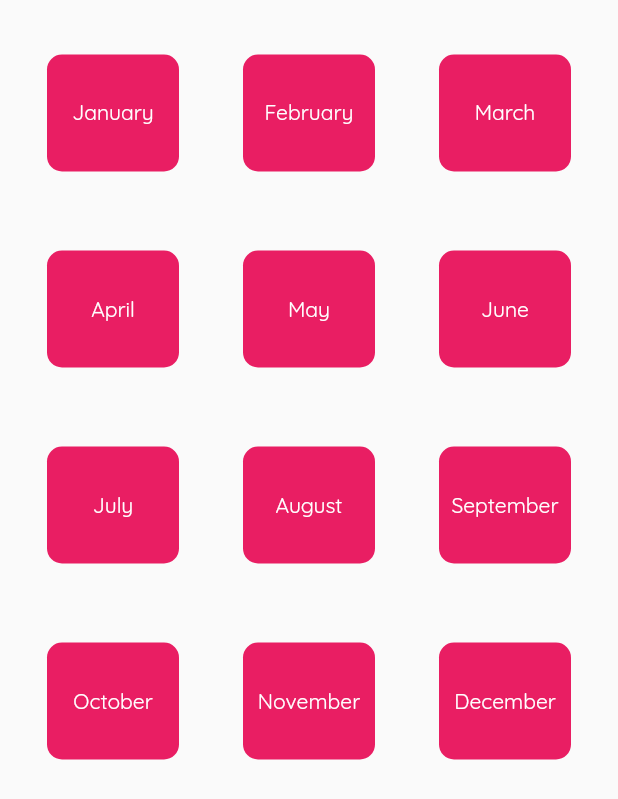
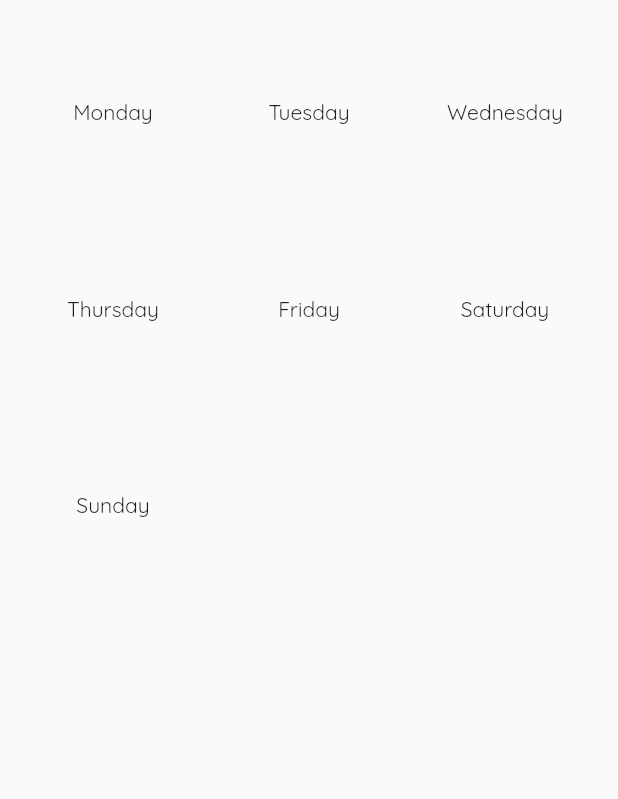
Before and after one commit to GelirGider/gelir_gider, a Flutter app: the MonthList screen opened directly, after a tap on "January", on a phone screen of 412 x 824 dp. Shown: the top 799 px of the screen. Run offline on Flutter 3.47's test engine with Material 2 defaults, Android fonts, the phone set to English and light mode, and no system bars; our stand-ins replace date_time_picker, google_fonts, gradient_app_bar, jiffy, percent_indicator, shared_preferences and 2 more; missing offline and left inert: currency_picker; accounts and stored records are empty.

Commit message:
widgets added for month,year,week

```diff
--- a/lib/widgets/month_list.dart
+++ b/lib/widgets/month_list.dart
@@ -1,7 +1,10 @@
 import 'package:flutter/material.dart';
-
+import 'month_list_item.dart';
 import 'package:provider/provider.dart';
 import 'package:gelir_gider/screens/expenses_list_screen.dart';
+import 'package:gelir_gider/widgets/month_list_item.dart';
+import 'week_list.dart';
+import 'week_list_item.dart';
 
 
 class MonthList extends StatefulWidget {
@@ -9,203 +12,64 @@ class MonthList extends StatefulWidget {
   _MonthListState createState() => _MonthListState();
 }
 
+class _MonthListState extends State<MonthList> {
 
-List iconsMonth = [
-  FlatButton(
-    onPressed: () {},
-    shape: RoundedRectangleBorder(
-      borderRadius: BorderRadius.circular(10),
-    ),
-    padding: const EdgeInsets.symmetric(vertical: 30),
-    color: Colors.pink,
-    child: Text(
+  @override
+  Widget build(BuildContext context) {
+    final monthList = <String>[
       'January',
-      style: TextStyle(
-        color: Colors.white,
-      ),
-    ),
-  ),
-  FlatButton(
-    onPressed: () {},
-    shape: RoundedRectangleBorder(
-      borderRadius: BorderRadius.circular(10),
-    ),
-    padding: const EdgeInsets.symmetric(vertical: 30),
-    color: Colors.pink,
-    child: Text(
       'February',
-      style: TextStyle(
-        color: Colors.white,
-      ),
-    ),
-  ),
-  FlatButton(
-    onPressed: () {},
-    shape: RoundedRectangleBorder(
-      borderRadius: BorderRadius.circular(10),
-    ),
-    padding: const EdgeInsets.symmetric(vertical: 30),
-    color: Colors.pink,
-    child: Text(
       'March',
-      style: TextStyle(
-        color: Colors.white,
-      ),
-    ),
-  ),
-  FlatButton(
-    onPressed: () {},
-    shape: RoundedRectangleBorder(
-      borderRadius: BorderRadius.circular(10),
-    ),
-    padding: const EdgeInsets.symmetric(vertical: 30),
-    color: Colors.pink,
-    child: Text(
       'April',
-      style: TextStyle(
-        color: Colors.white,
-      ),
-    ),
-  ),
-  FlatButton(
-    onPressed: () {},
-    shape: RoundedRectangleBorder(
-      borderRadius: BorderRadius.circular(10),
-    ),
-    padding: const EdgeInsets.symmetric(vertical: 30),
-    color: Colors.pink,
-    child: Text(
       'May',
-      style: TextStyle(
-        color: Colors.white,
-      ),
-    ),
-  ),
-  FlatButton(
-    onPressed: () {},
-    shape: RoundedRectangleBorder(
-      borderRadius: BorderRadius.circular(10),
-    ),
-    padding: const EdgeInsets.symmetric(vertical: 30),
-    color: Colors.pink,
-    child: Text(
       'June',
-      style: TextStyle(
-        color: Colors.white,
-      ),
-    ),
-  ),
-  FlatButton(
-    onPressed: () {},
-    shape: RoundedRectangleBorder(
-      borderRadius: BorderRadius.circular(10),
-    ),
-    padding: const EdgeInsets.symmetric(vertical: 30),
-    color: Colors.pink,
-    child: Text(
       'July',
-      style: TextStyle(
-        color: Colors.white,
-      ),
-    ),
-  ),
-  FlatButton(
-    onPressed: () {},
-    shape: RoundedRectangleBorder(
-      borderRadius: BorderRadius.circular(10),
-    ),
-    padding: const EdgeInsets.symmetric(vertical: 30),
-    color: Colors.pink,
-    child: Text(
       'August',
-      style: TextStyle(
-        color: Colors.white,
-      ),
-    ),
-  ),
-  FlatButton(
-    onPressed: () {},
-    shape: RoundedRectangleBorder(
-      borderRadius: BorderRadius.circular(10),
-    ),
-    padding: const EdgeInsets.symmetric(vertical: 30),
-    color: Colors.pink,
-    child: Text(
       'September',
-      style: TextStyle(
-        color: Colors.white,
-      ),
-    ),
-  ),
-  FlatButton(
-    onPressed: () {},
-    shape: RoundedRectangleBorder(
-      borderRadius: BorderRadius.circular(10),
-    ),
-    padding: const EdgeInsets.symmetric(vertical: 30),
-    color: Colors.pink,
-    child: Text(
       'October',
-      style: TextStyle(
-        color: Colors.white,
-      ),
-    ),
-  ),
-  FlatButton(
-    onPressed: () {},
-    shape: RoundedRectangleBorder(
-      borderRadius: BorderRadius.circular(10),
-    ),
-    padding: const EdgeInsets.symmetric(vertical: 30),
-    color: Colors.pink,
-    child: Text(
       'November',
-      style: TextStyle(
-        color: Colors.white,
-      ),
-    ),
-  ),
-  FlatButton(
-    onPressed: () {},
-    shape: RoundedRectangleBorder(
-      borderRadius: BorderRadius.circular(10),
-    ),
-    padding: const EdgeInsets.symmetric(vertical: 30),
-    color: Colors.pink,
-    child: Text(
-      'December',
-      style: TextStyle(
-        color: Colors.white,
-      ),
-    ),
-  ),
+      'December'
     ];
 
+    var monthButtons = [
+      MonthListItem(title: monthList[0],),
+      MonthListItem(title: monthList[1]),
+      MonthListItem(title: monthList[2],),
+      MonthListItem(title: monthList[3],),
+      MonthListItem(title: monthList[4]),
+      MonthListItem(title: monthList[5],),
+      MonthListItem(title: monthList[6],),
+      MonthListItem(title: monthList[7]),
+      MonthListItem(title: monthList[8],),
+      MonthListItem(title: monthList[9],),
+      MonthListItem(title: monthList[10]),
+      MonthListItem(title: monthList[11],),
 
-
-class _MonthListState extends State<MonthList> {
-  @override
-  Widget build(BuildContext context) {
-    return  Expanded(
-      child: GridView.count(
+    ];
+    return Scaffold(
+      body: GridView.count(
         mainAxisSpacing: 0.0,
         crossAxisSpacing: 0.0,
         childAspectRatio: 1.0,
         padding: EdgeInsets.all(10.0),
         crossAxisCount: 3,
         children: List.generate(
-          iconsMonth.length,
+          monthList.length,
               (index) {
             return FlatButton(
-              onPressed: () {},
-              child: iconsMonth[index],
+              onPressed: () {Navigator.of(context).pushReplacement(
+                MaterialPageRoute(
+                  builder: (ctx) => WeekList(),
+                ),
+              );
+
+
+              },
+              child: Text(monthList[index]),
             );
           },
         ),
       ),
     );
-
-
-
   }
 }
--- /dev/null
+++ b/lib/widgets/week_list.dart
@@ -0,0 +1,58 @@
+import 'package:flutter/material.dart';
+import 'month_list_item.dart';
+import 'package:provider/provider.dart';
+import 'package:gelir_gider/screens/expenses_list_screen.dart';
+import 'package:gelir_gider/widgets/week_list_item.dart';
+import 'month_list.dart';
+
+class WeekList extends StatefulWidget {
+  @override
+  _WeekListState createState() => _WeekListState();
+}
+
+class _WeekListState extends State<WeekList> {
+  @override
+  Widget build(BuildContext context) {
+
+    final weekList = <String> [
+      'Monday',
+      'Tuesday',
+      'Wednesday',
+      'Thursday',
+      'Friday',
+      'Saturday',
+      'Sunday',
+    ];
+
+    var weekButtons = [
+      WeekListItem(title: weekList[0],),
+      WeekListItem(title: weekList[1],),
+      WeekListItem(title: weekList[2],),
+      WeekListItem(title: weekList[3],),
+      WeekListItem(title: weekList[4],),
+      WeekListItem(title: weekList[5],),
+      WeekListItem(title: weekList[6],),
+    ];
+
+    return Scaffold(
+      body: GridView.count(
+        mainAxisSpacing: 0.0,
+        crossAxisSpacing: 0.0,
+        childAspectRatio: 1.0,
+        padding: EdgeInsets.all(10.0),
+        crossAxisCount: 3,
+        children: List.generate(
+          weekList.length,
+              (index) {
+            return FlatButton(
+              onPressed: () {
+
+              },
+              child: Text(weekList[index]),
+            );
+          },
+        ),
+      ),
+    );
+  }
+}
```
Also changed, not shown: lib/widgets/month_list_item.dart (added, +28 -0 lines), lib/widgets/week_list_item.dart (added, +28 -0 lines), lib/widgets/year_list.dart (added, +55 -0 lines), lib/widgets/year_list_item.dart (added, +34 -0 lines). Lines whose indentation alone changed are shown as unchanged.
